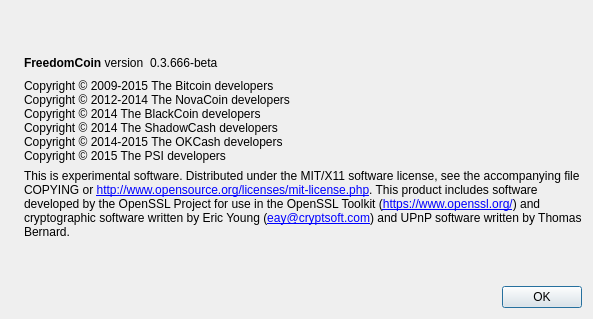
Before: the Qt Designer form src/qt/forms/aboutdialog.ui in freedomcoin2015/freedomcoin, drawn with Qt 5.
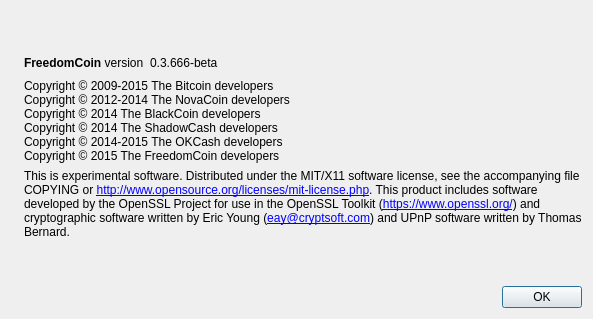
After: the same form once the commit is applied. Icons and pictures are not drawn.

```diff
--- a/src/qt/forms/aboutdialog.ui
+++ b/src/qt/forms/aboutdialog.ui
@@ -96,7 +96,7 @@
 Copyright © 2014 The BlackCoin developers
 Copyright © 2014 The ShadowCash developers
 Copyright © 2014-2015 The OKCash developers
-Copyright © 2015 The PSI developers</string>
+Copyright © 2015 The FreedomCoin developers</string>
        </property>
        <property name="textInteractionFlags">
         <set>Qt::LinksAccessibleByMouse|Qt::TextSelectableByKeyboard|Qt::TextSelectableByMouse</set>
```
